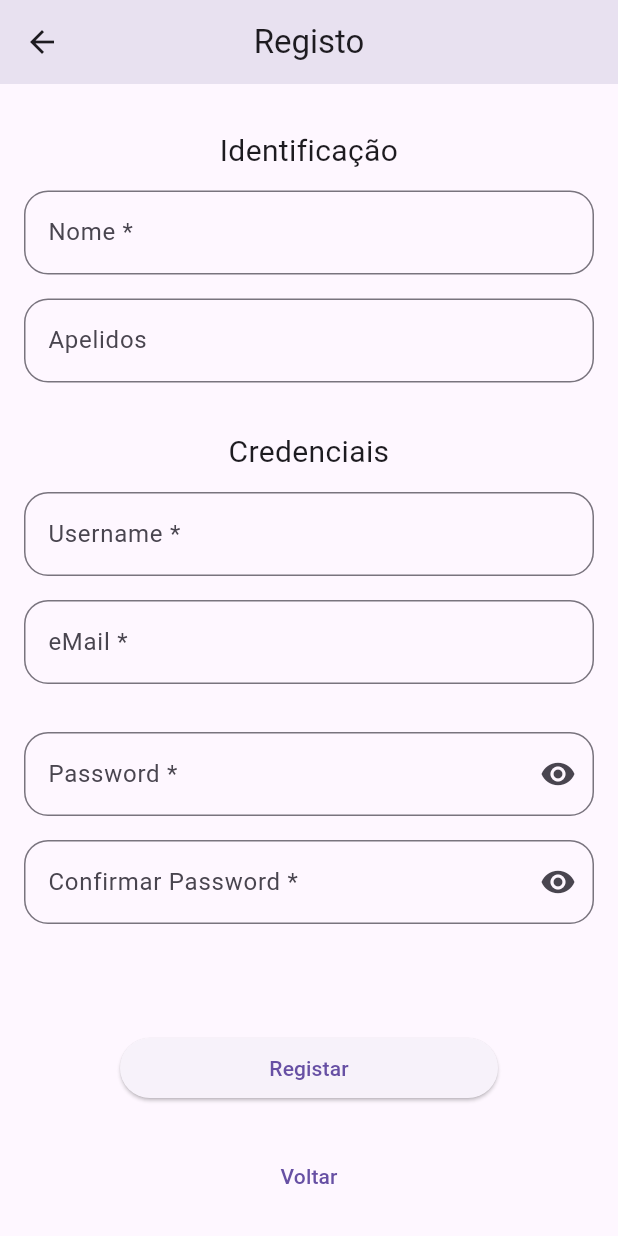
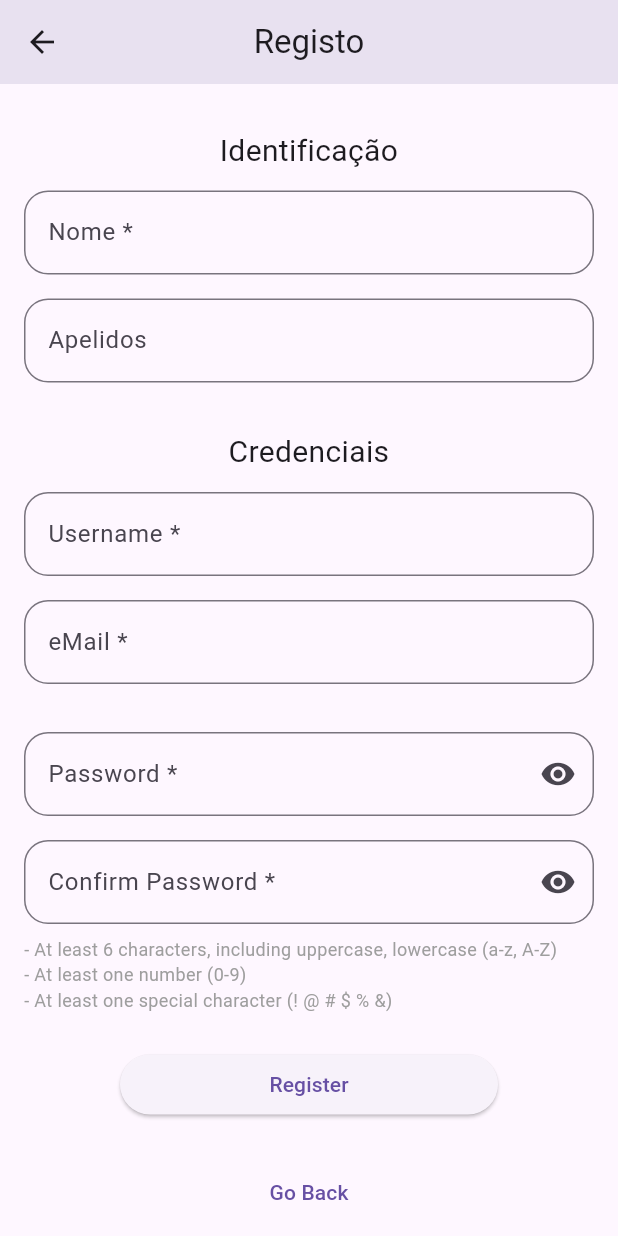
Before and after one commit to devCacti/Cooking, a Flutter app: the RegisterPage screen opened directly, scrolled down 118 dp, on a phone screen of 412 x 824 dp. Run offline on Flutter 3.47's test engine with Material 3 defaults, Android fonts, the phone set to English and light mode, and no system bars; our stand-ins replace flutter_colorpicker, flutter_secure_storage, image_picker; accounts and stored records are empty; generated files the repository leaves out were written again; network calls fail.

Commit message:
Add registration and login success messages with localization support

```diff
--- a/cookapp/lib/Classes/app_state.dart
+++ b/cookapp/lib/Classes/app_state.dart
@@ -42,6 +42,12 @@ class AppState extends ChangeNotifier {
     );
 
     user = await register.send(context);
+
+    if (user == null || user!.cookie.isEmpty) {
+      // If registration fails, show an error message
+      // ignore: use_build_context_synchronously
+      showSnackbar(context, 'Registration failed. Please try again.', type: SnackBarType.error, isBold: true);
+    }
     notifyListeners();
   }
 
--- a/cookapp/lib/Settings/register_page.dart
+++ b/cookapp/lib/Settings/register_page.dart
@@ -1,8 +1,8 @@
 import 'package:cookapp/Classes/app_state.dart';
 import 'package:provider/provider.dart';
-
 import '../Classes/user.dart';
 import 'package:flutter/material.dart';
+import 'package:flutter_gen/gen_l10n/app_localizations.dart';
 
 class RegisterPage extends StatefulWidget {
   const RegisterPage({super.key});
@@ -27,6 +27,7 @@ class _RegisterPageState extends State<RegisterPage> {
 
   @override
   Widget build(BuildContext context) {
+    final loc = AppLocalizations.of(context)!;
     final appState = context.watch<AppState>();
     return Scaffold(
       appBar: AppBar(
@@ -177,6 +178,8 @@ class _RegisterPageState extends State<RegisterPage> {
                 return null;
               },
             ),
+            // Password conditions
+
             const SizedBox(height: 16.0),
             //* Confirm Password
             TextFormField(
@@ -186,7 +189,7 @@ class _RegisterPageState extends State<RegisterPage> {
               autocorrect: false,
               decoration: InputDecoration(
                 hintText: "@Password123",
-                labelText: "Confirmar Password *",
+                labelText: "${loc.confirm_password} *",
                 border: OutlineInputBorder(
                   borderRadius: BorderRadius.circular(16.0),
                 ),
@@ -201,18 +204,40 @@ class _RegisterPageState extends State<RegisterPage> {
               ),
               validator: (String? value) {
                 if (value == null || value.isEmpty) {
-                  return "Por favor confirme a sua password";
+                  return loc.please_confirm_password;
                 }
                 if (value != _passwordController.text) {
-                  return "As passwords não coincidem";
+                  return loc.password_mismatch;
                 }
                 return null;
               },
             ),
-            const SizedBox(height: 48.0),
+            const SizedBox(height: 8.0),
+            Text(
+              "- ${loc.password_conditions_chars}",
+              style: const TextStyle(
+                fontSize: 12.0,
+                color: Colors.grey,
+              ),
+            ),
+            Text(
+              "- ${loc.password_conditions_numbers}",
+              style: const TextStyle(
+                fontSize: 12.0,
+                color: Colors.grey,
+              ),
+            ),
+            Text(
+              "- ${loc.password_conditions_special}",
+              style: const TextStyle(
+                fontSize: 12.0,
+                color: Colors.grey,
+              ),
+            ),
+            const SizedBox(height: 12.0),
             //*Loading Indicator
             if (_isRegistering) const Center(child: CircularProgressIndicator()),
-            const SizedBox(height: 24.0),
+            const SizedBox(height: 12.0),
             //* Register Button
             Padding(
               padding: const EdgeInsets.symmetric(horizontal: 64.0),
@@ -242,11 +267,13 @@ class _RegisterPageState extends State<RegisterPage> {
                           if (appState.isLoggedIn) {
                             // If registration is successful, navigate to the home page
                             // ignore: use_build_context_synchronously
-                            Navigator.maybePop(context);
+                            if (context.mounted) {
+                              Navigator.pop(context);
+                            }
                           }
                         }
                       },
-                child: const Text("Registar"),
+                child: Text(loc.register),
               ),
             ),
             const SizedBox(height: 24.0),
@@ -257,7 +284,7 @@ class _RegisterPageState extends State<RegisterPage> {
                 onPressed: () {
                   Navigator.pop(context);
                 },
-                child: const Text("Voltar"),
+                child: Text(loc.goBack),
               ),
             ),
           ],
--- a/cookapp/lib/l10n/app_en.arb
+++ b/cookapp/lib/l10n/app_en.arb
@@ -23,5 +23,23 @@
   "about":              "About",
   "@about": {},
   "account_details":    "Account Details",
-  "@account_details": {}
+  "@account_details": {},
+  "login_successful":   "Login successful!",
+  "@login_successful": {},
+  "register_successful": "Registration successful!",
+  "@register_successful": {},
+  "password":          "Password",
+  "@password": {},
+  "password_mismatch": "Passwords do not match",
+  "@password_mismatch": {},
+  "confirm_password": "Confirm Password",
+  "@confirm_password": {},
+  "please_confirm_password": "Please confirm your password",
+  "@please_confirm_password": {},
+  "password_conditions_chars": "At least 6 characters, including uppercase, lowercase (a-z, A-Z)",
+  "@password_conditions_chars": {},
+  "password_conditions_numbers": "At least one number (0-9)",
+  "@password_conditions_numbers": {},
+  "password_conditions_special": "At least one special character (! @ # $ % &)",
+  "@password_conditions_special": {}
 }
--- a/cookapp/lib/l10n/app_pt.arb
+++ b/cookapp/lib/l10n/app_pt.arb
@@ -23,5 +23,23 @@
   "about":            "Sobre",
   "@about": {},
   "account_details":  "Detalhes da Conta",
-  "@account_details": {}
+  "@account_details": {},
+  "login_successful":   "Login bem-sucedido!",
+  "@login_successful": {},
+  "register_successful": "Registo bem-sucedido!",
+  "@register_successful": {},
+  "password":          "Palavra-passe",
+  "@password": {},
+  "password_mismatch": "As palavras-passe não coincidem!",
+  "@password_mismatch": {},
+  "confirm_password": "Confirmar Palavra-passe",
+  "@confirm_password": {},
+  "please_confirm_password": "Por favor, confirme a sua palavra-passe",
+  "@please_confirm_password": {},
+  "password_conditions_chars": "Pelo menos 6 caracteres, incluindo maiúsculas, minúsculas (a-z, A-Z)",
+  "@password_conditions_chars": {},
+  "password_conditions_numbers": "Pelo menos um número (0-9)",
+  "@password_conditions_numbers": {},
+  "password_conditions_special": "Pelo menos um caractere especial (! @ # $ % &)",
+  "@password_conditions_special": {}
 }
```
Also changed, not shown: cookapp/lib/Classes/user.dart (+4 -11 lines), cookapp/lib/Pages/Elements/drawer_items.dart (+15 -2 lines).
